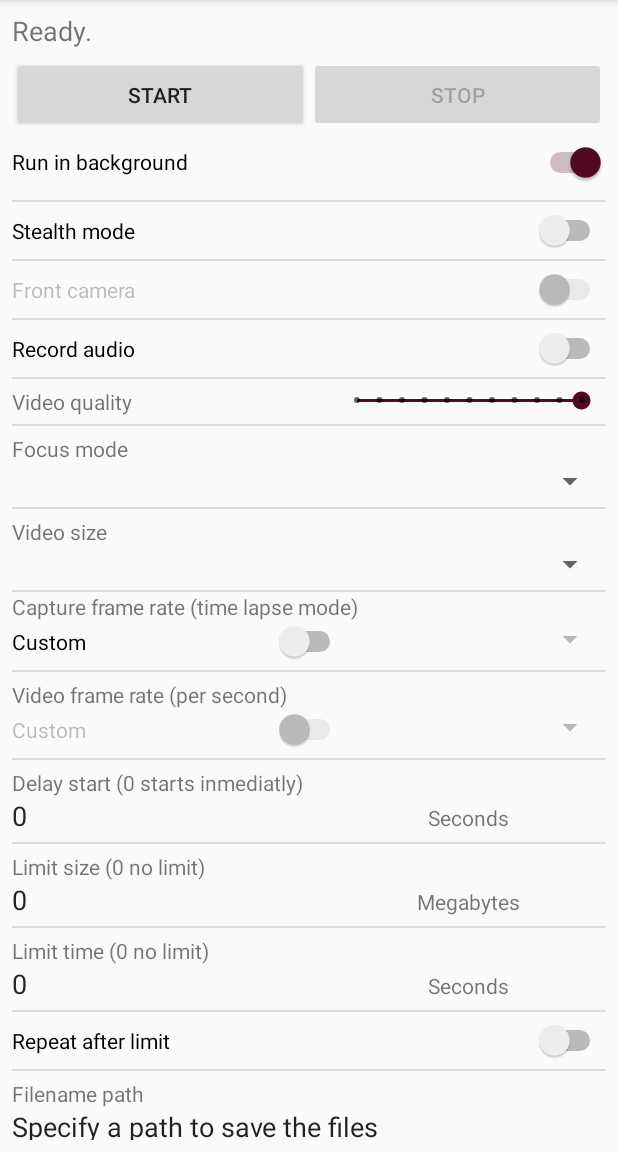
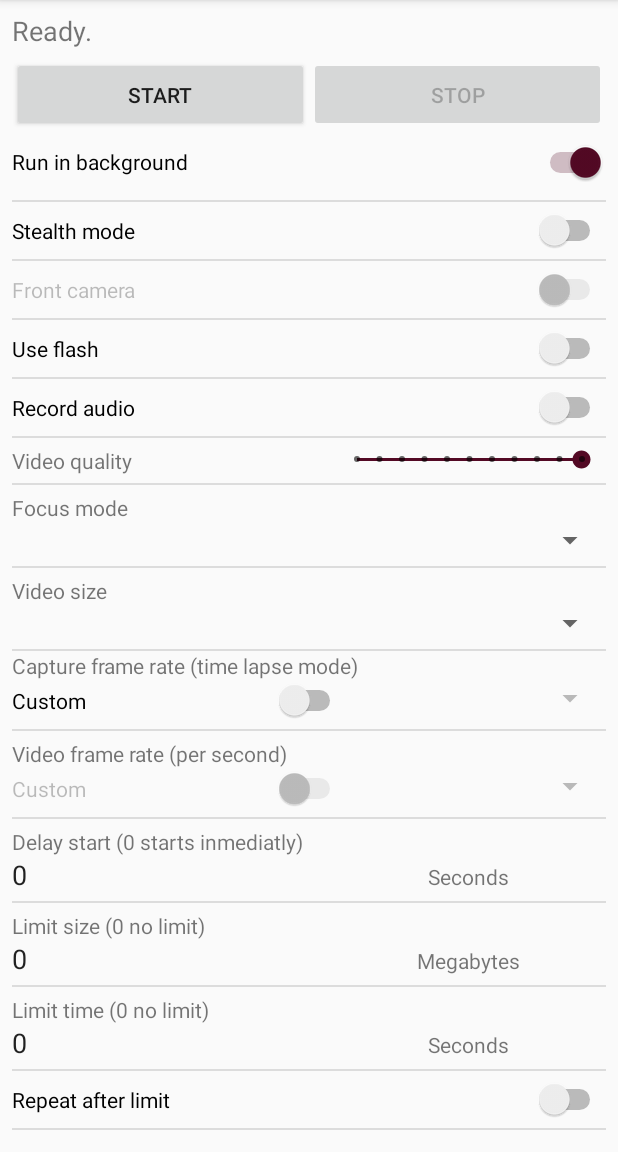
Before and after one commit to fedecris/gapcap, an Android app: the screen it shows after launch (MainActivity), on a phone screen of 412 x 824 dp, the part 84-1236 px from its top. Run offline under Robolectric (Android 15) with nearby library versions, the phone set to English and light mode, and no system bars; 9 statements that could not run were skipped.

Commit message:
Soporte para flash y correcciones en modo stealth

```diff
--- a/app/src/main/AndroidManifest.xml
+++ b/app/src/main/AndroidManifest.xml
@@ -7,6 +7,7 @@
     <uses-permission android:name="android.permission.RECORD_AUDIO" />
     <uses-permission android:name="android.permission.RECORD_VIDEO" />
     <uses-permission android:name="android.permission.CAMERA" />
+    <uses-permission android:name="android.permission.FLASHLIGHT" />
     <uses-feature android:name="android.hardware.camera" android:required="false" />
     <uses-feature android:name="android.hardware.camera.front" android:required="false" />
     <uses-feature android:name="android.hardware.camera.autofocus"/>
--- a/app/src/main/java/ar/com/federicocristina/gapcap/Constants.java
+++ b/app/src/main/java/ar/com/federicocristina/gapcap/Constants.java
@@ -64,8 +64,10 @@ class Constants {
     static final String PREFERENCE_FOCUS_MODE                      = "FOCUS_MODE";
     // Shared preference: repeat at limit
     static final String PREFERENCE_REPEAT_AT_LIMIT                 = "REPEAT_AT_LIMIT";
-    // Force No notifications or sound
+    // Shared preference: Force No notifications or sound
     static final String PREFERENCE_STEALTH_MODE                    = "STEALTH_MODE";
+    // Shared preference: usar flash?
+    static final String PREFERENCE_USE_FLASH                       = "USE_FLASH";
 
 
 
--- a/app/src/main/java/ar/com/federicocristina/gapcap/MainActivity.java
+++ b/app/src/main/java/ar/com/federicocristina/gapcap/MainActivity.java
@@ -79,6 +79,8 @@ public class MainActivity extends AppCompatActivity implements SurfaceHolder.Cal
     public Switch repeatAtLimitSwitch;
     // Stealth mode
     public Switch stealthModeSwitch;
+    // Use Flash?
+    public Switch flashSwitch;
 
     @Override
     protected void onResume() {
@@ -111,9 +113,10 @@ public class MainActivity extends AppCompatActivity implements SurfaceHolder.Cal
         focusModeSpinner = findViewById(R.id.spinner_focus);
         repeatAtLimitSwitch = findViewById(R.id.switch_repeatAtLimit);
         stealthModeSwitch = findViewById(R.id.switch_stealthMode);
+        flashSwitch = findViewById(R.id.switch_flash);
 
         // Recuperar la configuracion de las camaras y cargar los componentes visuales
-        Utils.retrieveCameraFeatures();
+        Utils.retrieveCameraFeatures(getBaseContext());
         loadSupportedVideoSizes(frontalCameraSwitch.isChecked());
         loadSupportedVideoFrameRates(frontalCameraSwitch.isChecked());
         loadSupportedFocusModes(frontalCameraSwitch.isChecked());
@@ -177,6 +180,7 @@ public class MainActivity extends AppCompatActivity implements SurfaceHolder.Cal
         alarmIntent.putExtra(Constants.PREFERENCE_FILETIMESTAMP, fileDateFormatEditText.getText().toString());
         alarmIntent.putExtra(Constants.PREFERENCE_REPEAT_AT_LIMIT, repeatAtLimitSwitch.isChecked());
         alarmIntent.putExtra(Constants.PREFERENCE_STEALTH_MODE, stealthModeSwitch.isChecked());
+        alarmIntent.putExtra(Constants.PREFERENCE_USE_FLASH, flashSwitch.isEnabled() && flashSwitch.isChecked());
 
         // Programar el inicio del servicio de grabacion, o bien iniciar inmediatamente
         if (Integer.parseInt(delayStartSecsEditText.getText().toString()) > 0) {
@@ -242,6 +246,7 @@ public class MainActivity extends AppCompatActivity implements SurfaceHolder.Cal
         loadSupportedVideoSizes(frontalCameraSwitch.isChecked());
         loadSupportedVideoFrameRates(frontalCameraSwitch.isChecked());
         loadSupportedFocusModes(frontalCameraSwitch.isChecked());
+        flashSwitch.setEnabled(Utils.flashSupport.get(frontalCameraSwitch.isChecked() ? Camera.CameraInfo.CAMERA_FACING_FRONT : Camera.CameraInfo.CAMERA_FACING_BACK));
     }
 
     public void customVideoFrameRateChanged() {
@@ -285,7 +290,7 @@ public class MainActivity extends AppCompatActivity implements SurfaceHolder.Cal
     /** Carga las opciones de foco */
     protected void loadSupportedFocusModes(boolean frontalCam) {
         ArrayList<String> opciones = new ArrayList<String>();
-        if (Utils.autofocusModes.get(frontalCam ? Camera.CameraInfo.CAMERA_FACING_FRONT : Camera.CameraInfo.CAMERA_FACING_BACK)) {
+        if (Utils.autoFocusSupport.get(frontalCam ? Camera.CameraInfo.CAMERA_FACING_FRONT : Camera.CameraInfo.CAMERA_FACING_BACK)) {
             opciones.add(Constants.OPTION_FOCUS_MODE_AUTO);
             opciones.add(Constants.OPTION_FOCUS_MODE_INFINITY);
             opciones.add(Constants.OPTION_FOCUS_MODE_MACRO);
@@ -303,6 +308,8 @@ public class MainActivity extends AppCompatActivity implements SurfaceHolder.Cal
         ArrayAdapter<String> adapter = new ArrayAdapter<String>( this, R.layout.spinner_item_custom, opciones);
         captureFrameRateSpinner.setAdapter(adapter);
     }
+
+
 
     /** Carga de configuración */
     protected void loadSharedPreferences() {
@@ -325,6 +332,7 @@ public class MainActivity extends AppCompatActivity implements SurfaceHolder.Cal
         focusModeSpinner.setSelection(preferences.getInt(Constants.PREFERENCE_FOCUS_MODE, 0));
         repeatAtLimitSwitch.setChecked(preferences.getBoolean(Constants.PREFERENCE_REPEAT_AT_LIMIT, false));
         stealthModeSwitch.setChecked(preferences.getBoolean(Constants.PREFERENCE_STEALTH_MODE, false));
+        flashSwitch.setChecked(preferences.getBoolean(Constants.PREFERENCE_USE_FLASH, false));
 
 
     }
@@ -352,6 +360,7 @@ public class MainActivity extends AppCompatActivity implements SurfaceHolder.Cal
         editor.putInt(Constants.PREFERENCE_FOCUS_MODE, focusModeSpinner.getSelectedItemPosition());
         editor.putBoolean(Constants.PREFERENCE_REPEAT_AT_LIMIT, repeatAtLimitSwitch.isChecked());
         editor.putBoolean(Constants.PREFERENCE_STEALTH_MODE, stealthModeSwitch.isChecked());
+        editor.putBoolean(Constants.PREFERENCE_USE_FLASH, flashSwitch.isChecked());
         editor.commit();
     }
 
--- a/app/src/main/java/ar/com/federicocristina/gapcap/Utils.java
+++ b/app/src/main/java/ar/com/federicocristina/gapcap/Utils.java
@@ -1,9 +1,9 @@
 package ar.com.federicocristina.gapcap;
 
 import android.content.Context;
+import android.content.pm.PackageManager;
 import android.hardware.Camera;
 import android.media.AudioManager;
-import android.os.Build;
 import android.os.Environment;
 import android.view.Surface;
 import android.view.WindowManager;
@@ -27,7 +27,11 @@ public class Utils {
     // Tamaños de grabacion
     public static HashMap<Integer, List<Integer>> videoFrameRates = new HashMap<Integer, List<Integer>>();
     // Soporte Autofocus
-    public static HashMap<Integer, Boolean> autofocusModes = new HashMap<Integer, Boolean>();
+    public static HashMap<Integer, Boolean> autoFocusSupport = new HashMap<Integer, Boolean>();
+    // Soporte Flash
+    public static HashMap<Integer, Boolean> flashSupport = new HashMap<Integer, Boolean>();
+    //  Previous ringer mode
+    static int prevRingerMode = -1;
 
 
     /** Retorna la fecha y hora actual */
@@ -94,7 +98,7 @@ public class Utils {
     }
 
     /** Guarda las caracteristicas de cada camara en las estructuras correspondientes (por cada camara) */
-    public static void retrieveCameraFeatures() {
+    public static void retrieveCameraFeatures(Context context) {
         // Retrieve only once
         if (featuresRetrieved)
             return;
@@ -111,7 +115,9 @@ public class Utils {
             // Autofocus modes
             List<String> supportedFocusModes = cam.getParameters().getSupportedFocusModes();
             boolean hasAutoFocus = (supportedFocusModes != null && supportedFocusModes.contains(Camera.Parameters.FOCUS_MODE_AUTO));
-            autofocusModes.put(Camera.CameraInfo.CAMERA_FACING_BACK, hasAutoFocus);
+            autoFocusSupport.put(Camera.CameraInfo.CAMERA_FACING_BACK, hasAutoFocus);
+            // Flash
+            flashSupport.put(Camera.CameraInfo.CAMERA_FACING_BACK, context.getPackageManager().hasSystemFeature(PackageManager.FEATURE_CAMERA_FLASH));
             cam.release();
         }
 
@@ -126,7 +132,9 @@ public class Utils {
             // Autofocus modes
             List<String> supportedFocusModes = cam.getParameters().getSupportedFocusModes();
             boolean hasAutoFocus = (supportedFocusModes != null && supportedFocusModes.contains(Camera.Parameters.FOCUS_MODE_AUTO));
-            autofocusModes.put(Camera.CameraInfo.CAMERA_FACING_FRONT, hasAutoFocus);
+            autoFocusSupport.put(Camera.CameraInfo.CAMERA_FACING_FRONT, hasAutoFocus);
+            // Flash
+            flashSupport.put(Camera.CameraInfo.CAMERA_FACING_FRONT, context.getPackageManager().hasSystemFeature(PackageManager.FEATURE_CAMERA_FLASH));
             cam.release();
         }
     }
@@ -141,7 +149,7 @@ public class Utils {
         }
     }
 
-    static int prevRingerMode;
+
     /** Habilitar o deshabilitar sonidos */
     public static void muteNotificationSounds(Context context, boolean mute) {
         // Recuperar el audio manager
@@ -151,6 +159,7 @@ public class Utils {
         if (mute) {
             prevRingerMode = audioManager.getRingerMode();
         }
+
         // Al mutear/desmutear, primero verificar si el estado anterior era mute (entonces no hacer nada)
         if (prevRingerMode == AudioManager.RINGER_MODE_SILENT)
             return;
@@ -158,6 +167,11 @@ public class Utils {
         // Mutear o bien volver al modo original?
         int mode = (mute ? AudioManager.RINGER_MODE_SILENT : prevRingerMode);
         audioManager.setRingerMode(mode);
+
+        // Reiniciar el prevRingerMode
+        if (!mute) {
+            prevRingerMode = 1;
+        }
     }
 
 
--- a/app/src/main/res/layout/activity_main.xml
+++ b/app/src/main/res/layout/activity_main.xml
@@ -104,6 +104,20 @@
 
             <View
                 android:id="@+id/divider6"
+                android:layout_width="match_parent"
+                android:layout_height="1dp"
+                android:layout_marginTop="@dimen/HorizontalDividerSeparation"
+                android:layout_marginBottom="@dimen/HorizontalDividerSeparation"
+                android:background="?android:attr/listDivider" />
+
+            <Switch
+                android:id="@+id/switch_flash"
+                android:layout_width="match_parent"
+                android:layout_height="wrap_content"
+                android:text="Use flash" />
+
+            <View
+                android:id="@+id/divider16"
                 android:layout_width="match_parent"
                 android:layout_height="1dp"
                 android:layout_marginTop="@dimen/HorizontalDividerSeparation"
```
Also changed, not shown: app/src/main/java/ar/com/federicocristina/gapcap/RecorderService.java (+9 -4 lines).
